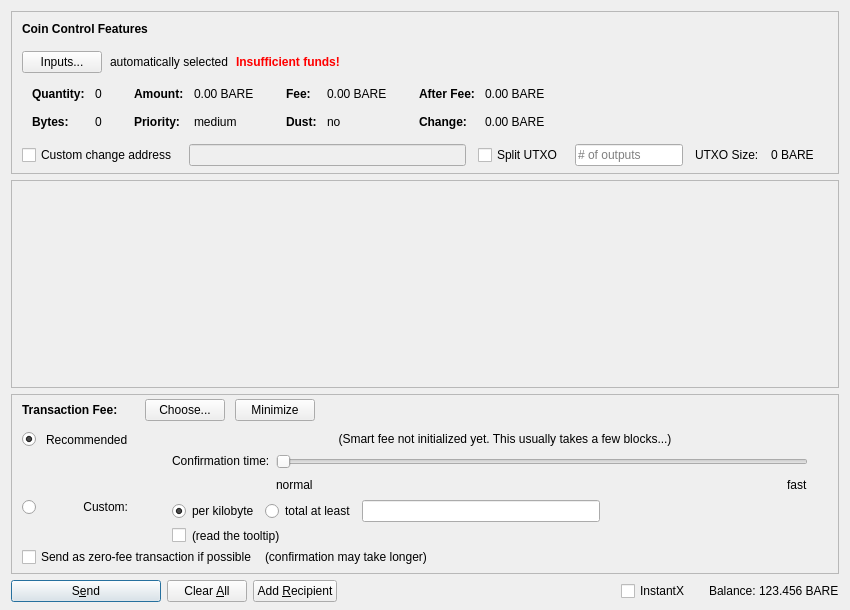
Above: src/qt/forms/sendcoinsdialog.ui from BareCrypto/bare-core before the change. Below: the same form after it.
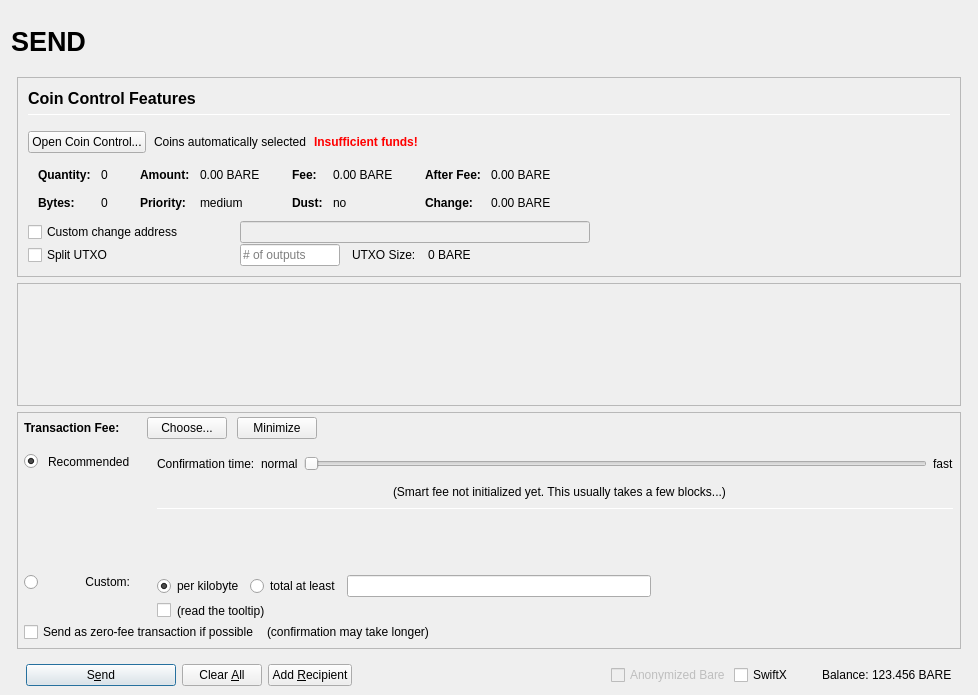
That is the form after the change. Icons and pictures are not drawn. Custom widgets are drawn as their Qt base class.

```diff
--- a/src/qt/forms/sendcoinsdialog.ui
+++ b/src/qt/forms/sendcoinsdialog.ui
@@ -2,20 +2,155 @@
 <ui version="4.0">
  <class>SendCoinsDialog</class>
  <widget class="QDialog" name="SendCoinsDialog">
+  <property name="enabled">
+   <bool>true</bool>
+  </property>
   <property name="geometry">
    <rect>
     <x>0</x>
     <y>0</y>
-    <width>850</width>
-    <height>610</height>
+    <width>978</width>
+    <height>695</height>
    </rect>
   </property>
   <property name="windowTitle">
    <string>Send Coins</string>
   </property>
-  <layout class="QVBoxLayout" name="verticalLayout" stretch="0,1,0,0">
+  <layout class="QVBoxLayout" name="verticalLayout" stretch="0">
    <property name="bottomMargin">
-    <number>8</number>
+    <number>9</number>
+   </property>
+   <item>
+    <layout class="QVBoxLayout" name="verticalLayout_Master" stretch="0,1">
+     <property name="spacing">
+      <number>0</number>
+     </property>
+     <property name="leftMargin">
+      <number>0</number>
+     </property>
+     <property name="topMargin">
+      <number>0</number>
+     </property>
+     <property name="rightMargin">
+      <number>0</number>
+     </property>
+     <property name="bottomMargin">
+      <number>0</number>
+     </property>
+     <item>
+      <widget class="QFrame" name="frame_Header">
+       <layout class="QVBoxLayout" name="verticalLayout_Header" stretch="0">
+        <property name="leftMargin">
+         <number>0</number>
+        </property>
+        <property name="topMargin">
+         <number>0</number>
+        </property>
+        <property name="rightMargin">
+         <number>0</number>
+        </property>
+        <property name="bottomMargin">
+         <number>0</number>
+        </property>
+        <item>
+         <layout class="QHBoxLayout" name="horizontalLayout_Header" stretch="1,0,1">
+          <property name="spacing">
+           <number>6</number>
+          </property>
+          <item>
+           <widget class="QLabel" name="labelOverviewHeaderLeft">
+            <property name="minimumSize">
+             <size>
+              <width>464</width>
+              <height>60</height>
+             </size>
+            </property>
+            <property name="maximumSize">
+             <size>
+              <width>16777215</width>
+              <height>60</height>
+             </size>
+            </property>
+            <property name="font">
+             <font>
+              <pointsize>20</pointsize>
+              <weight>75</weight>
+              <bold>true</bold>
+             </font>
+            </property>
+            <property name="text">
+             <string>SEND</string>
+            </property>
+            <property name="alignment">
+             <set>Qt::AlignLeading|Qt::AlignLeft|Qt::AlignVCenter</set>
+            </property>
+           </widget>
+          </item>
+          <item>
+           <spacer name="horizontalSpacer_Header">
+            <property name="orientation">
+             <enum>Qt::Horizontal</enum>
+            </property>
+            <property name="sizeHint" stdset="0">
+             <size>
+              <width>40</width>
+              <height>20</height>
+             </size>
+            </property>
+           </spacer>
+          </item>
+          <item>
+           <widget class="QLabel" name="labelOverviewHeaderRight">
+            <property name="minimumSize">
+             <size>
+              <width>464</width>
+              <height>60</height>
+             </size>
+            </property>
+            <property name="maximumSize">
+             <size>
+              <width>16777215</width>
+              <height>60</height>
+             </size>
+            </property>
+            <property name="font">
+             <font>
+              <pointsize>14</pointsize>
+             </font>
+            </property>
+            <property name="text">
+             <string/>
+            </property>
+            <property name="alignment">
+             <set>Qt::AlignRight|Qt::AlignTrailing|Qt::AlignVCenter</set>
+            </property>
+           </widget>
+          </item>
+         </layout>
+        </item>
+       </layout>
+      </widget>
+     </item>
+     <item>
+      <widget class="QFrame" name="frame_BG">
+       <property name="minimumSize">
+        <size>
+         <width>0</width>
+         <height>0</height>
+        </size>
+       </property>
+       <layout class="QVBoxLayout" name="layout_BG" stretch="0,0,0,0">
+        <property name="leftMargin">
+         <number>6</number>
+        </property>
+        <property name="topMargin">
+         <number>6</number>
+        </property>
+        <property name="rightMargin">
+         <number>6</number>
+        </property>
+        <property name="bottomMargin">
+         <number>0</number>
    </property>
    <item>
     <widget class="QFrame" name="frameCoinControl">
@@ -51,12 +186,13 @@
        <number>0</number>
       </property>
       <property name="bottomMargin">
-       <number>6</number>
+            <number>0</number>
       </property>
       <item>
-       <layout class="QVBoxLayout" name="verticalLayoutCoinControl" stretch="0,0,0,0,1">
+            <widget class="QFrame" name="frameCoinControl_BG">
+             <layout class="QVBoxLayout" name="verticalLayoutCoinControl" stretch="0,0,0,0,0,0">
         <property name="spacing">
-         <number>0</number>
+               <number>1</number>
         </property>
         <property name="leftMargin">
          <number>10</number>
@@ -70,6 +206,11 @@
            <number>15</number>
           </property>
           <item>
+                 <layout class="QVBoxLayout" name="verticalLayout_3">
+                  <property name="spacing">
+                   <number>6</number>
+                  </property>
+                  <item>
            <widget class="QLabel" name="labelCoinControlFeatures">
             <property name="sizePolicy">
              <sizepolicy hsizetype="Preferred" vsizetype="Maximum">
@@ -77,8 +218,15 @@
               <verstretch>0</verstretch>
              </sizepolicy>
             </property>
+                    <property name="minimumSize">
+                     <size>
+                      <width>0</width>
+                      <height>20</height>
+                     </size>
+                    </property>
             <property name="font">
              <font>
+                      <pointsize>12</pointsize>
               <weight>75</weight>
               <bold>true</bold>
              </font>
@@ -91,6 +239,27 @@
             </property>
            </widget>
           </item>
+                  <item>
+                   <widget class="Line" name="line">
+                    <property name="minimumSize">
+                     <size>
+                      <width>0</width>
+                      <height>1</height>
+                     </size>
+                    </property>
+                    <property name="maximumSize">
+                     <size>
+                      <width>16777215</width>
+                      <height>1</height>
+                     </size>
+                    </property>
+                    <property name="orientation">
+                     <enum>Qt::Horizontal</enum>
+                    </property>
+                   </widget>
+                  </item>
+                 </layout>
+                </item>
          </layout>
         </item>
         <item>
@@ -107,7 +276,7 @@
              <string notr="true"/>
             </property>
             <property name="text">
-             <string>Inputs...</string>
+                   <string>Open Coin Control...</string>
             </property>
             <property name="autoDefault">
              <bool>false</bool>
@@ -117,7 +286,7 @@
           <item>
            <widget class="QLabel" name="labelCoinControlAutomaticallySelected">
             <property name="text">
-             <string>automatically selected</string>
+                   <string>Coins automatically selected</string>
             </property>
             <property name="margin">
              <number>5</number>
@@ -528,7 +697,7 @@
          </widget>
         </item>
         <item>
-         <layout class="QHBoxLayout" name="horizontalLayoutCoinControl4" stretch="0,0,0,0,0,0,0">
+               <layout class="QHBoxLayout" name="horizontalLayoutCoinControl4">
           <property name="spacing">
            <number>12</number>
           </property>
@@ -536,13 +705,31 @@
            <enum>QLayout::SetDefaultConstraint</enum>
           </property>
           <property name="topMargin">
-           <number>5</number>
+                 <number>0</number>
           </property>
           <property name="rightMargin">
-           <number>5</number>
+                 <number>0</number>
           </property>
           <item>
            <widget class="QCheckBox" name="checkBoxCoinControlChange">
+                  <property name="sizePolicy">
+                   <sizepolicy hsizetype="Preferred" vsizetype="Preferred">
+                    <horstretch>0</horstretch>
+                    <verstretch>0</verstretch>
+                   </sizepolicy>
+                  </property>
+                  <property name="minimumSize">
+                   <size>
+                    <width>200</width>
+                    <height>0</height>
+                   </size>
+                  </property>
+                  <property name="maximumSize">
+                   <size>
+                    <width>200</width>
+                    <height>16777215</height>
+                   </size>
+                  </property>
             <property name="toolTip">
              <string>If this is activated, but the change address is empty or invalid, change will be sent to a newly generated address.</string>
             </property>
@@ -557,15 +744,71 @@
              <bool>false</bool>
             </property>
             <property name="sizePolicy">
-             <sizepolicy hsizetype="Expanding" vsizetype="Fixed">
+                   <sizepolicy hsizetype="Preferred" vsizetype="Preferred">
               <horstretch>0</horstretch>
               <verstretch>0</verstretch>
              </sizepolicy>
             </property>
-           </widget>
-          </item>
+                  <property name="minimumSize">
+                   <size>
+                    <width>300</width>
+                    <height>0</height>
+                   </size>
+                  </property>
+                 </widget>
+                </item>
+                <item>
+                 <widget class="QLabel" name="labelCoinControlChangeLabel">
+                  <property name="sizePolicy">
+                   <sizepolicy hsizetype="Preferred" vsizetype="Preferred">
+                    <horstretch>0</horstretch>
+                    <verstretch>0</verstretch>
+                   </sizepolicy>
+                  </property>
+                  <property name="minimumSize">
+                   <size>
+                    <width>100</width>
+                    <height>0</height>
+                   </size>
+                  </property>
+                  <property name="text">
+                   <string/>
+                  </property>
+                  <property name="margin">
+                   <number>3</number>
+                  </property>
+                 </widget>
+                </item>
+               </layout>
+              </item>
+              <item>
+               <layout class="QHBoxLayout" name="horizontalLayoutCoinControl6">
+                <property name="spacing">
+                 <number>12</number>
+                </property>
+                <property name="rightMargin">
+                 <number>0</number>
+                </property>
           <item>
            <widget class="QCheckBox" name="splitBlockCheckBox">
+                  <property name="sizePolicy">
+                   <sizepolicy hsizetype="Preferred" vsizetype="Preferred">
+                    <horstretch>0</horstretch>
+                    <verstretch>0</verstretch>
+                   </sizepolicy>
+                  </property>
+                  <property name="minimumSize">
+                   <size>
+                    <width>200</width>
+                    <height>0</height>
+                   </size>
+                  </property>
+                  <property name="maximumSize">
+                   <size>
+                    <width>200</width>
+                    <height>16777215</height>
+                   </size>
+                  </property>
             <property name="text">
              <string>Split UTXO</string>
             </property>
@@ -574,11 +817,23 @@
           <item>
            <widget class="QLineEdit" name="splitBlockLineEdit">
             <property name="sizePolicy">
-             <sizepolicy hsizetype="Fixed" vsizetype="Fixed">
+                   <sizepolicy hsizetype="Preferred" vsizetype="Preferred">
               <horstretch>50</horstretch>
               <verstretch>0</verstretch>
              </sizepolicy>
             </property>
+                  <property name="minimumSize">
+                   <size>
+                    <width>100</width>
+                    <height>0</height>
+                   </size>
+                  </property>
+                  <property name="maximumSize">
+                   <size>
+                    <width>100</width>
+                    <height>16777215</height>
+                   </size>
+                  </property>
             <property name="placeholderText">
              <string># of outputs</string>
             </property>
@@ -599,26 +854,17 @@
            </widget>
           </item>
           <item>
-           <widget class="QLabel" name="labelCoinControlChangeLabel">
-            <property name="sizePolicy">
-             <sizepolicy hsizetype="Preferred" vsizetype="Expanding">
-              <horstretch>0</horstretch>
-              <verstretch>0</verstretch>
-             </sizepolicy>
-            </property>
-            <property name="minimumSize">
+                 <spacer name="horizontalSpacer_7">
+                  <property name="orientation">
+                   <enum>Qt::Horizontal</enum>
+                  </property>
+                  <property name="sizeHint" stdset="0">
              <size>
-              <width>0</width>
-              <height>0</height>
-             </size>
-            </property>
-            <property name="text">
-             <string/>
-            </property>
-            <property name="margin">
-             <number>3</number>
-            </property>
-           </widget>
+                    <width>40</width>
+                    <height>20</height>
+                   </size>
+                  </property>
+                 </spacer>
           </item>
          </layout>
         </item>
@@ -636,6 +882,7 @@
          </spacer>
         </item>
        </layout>
+            </widget>
       </item>
      </layout>
     </widget>
@@ -650,8 +897,8 @@
        <rect>
         <x>0</x>
         <y>0</y>
-        <width>830</width>
-        <height>118</height>
+             <width>944</width>
+             <height>68</height>
        </rect>
       </property>
       <layout class="QVBoxLayout" name="verticalLayout_2" stretch="0,1">
@@ -733,11 +980,14 @@
          <number>0</number>
         </property>
         <property name="leftMargin">
-         <number>10</number>
+              <number>6</number>
         </property>
         <property name="topMargin">
          <number>0</number>
         </property>
+             <property name="rightMargin">
+              <number>6</number>
+             </property>
         <item>
          <layout class="QHBoxLayout" name="horizontalLayoutFee1">
           <property name="bottomMargin">
@@ -879,7 +1129,61 @@
              <property name="verticalSpacing">
               <number>4</number>
              </property>
-             <item row="2" column="4">
+                  <item row="2" column="0">
+                   <layout class="QVBoxLayout" name="verticalLayoutFee4" stretch="0">
+                    <item>
+                     <spacer name="verticalSpacer_2">
+                      <property name="orientation">
+                       <enum>Qt::Vertical</enum>
+                      </property>
+                      <property name="sizeHint" stdset="0">
+                       <size>
+                        <width>1</width>
+                        <height>1</height>
+                       </size>
+                      </property>
+                     </spacer>
+                    </item>
+                   </layout>
+                  </item>
+                  <item row="3" column="0">
+                   <layout class="QVBoxLayout" name="verticalLayoutFee9" stretch="0,1">
+                    <item>
+                     <widget class="QRadioButton" name="radioCustomFee">
+                      <property name="text">
+                       <string/>
+                      </property>
+                      <attribute name="buttonGroup">
+                       <string notr="true">groupFee</string>
+                      </attribute>
+                     </widget>
+                    </item>
+                    <item>
+                     <spacer name="verticalSpacer_6">
+                      <property name="orientation">
+                       <enum>Qt::Vertical</enum>
+                      </property>
+                      <property name="sizeHint" stdset="0">
+                       <size>
+                        <width>1</width>
+                        <height>1</height>
+                       </size>
+                      </property>
+                     </spacer>
+                    </item>
+                   </layout>
+                  </item>
+                  <item row="3" column="1">
+                   <widget class="QLabel" name="labelCustomFee">
+                    <property name="text">
+                     <string>Custom:</string>
+                    </property>
+                    <property name="alignment">
+                     <set>Qt::AlignRight|Qt::AlignTop|Qt::AlignTrailing</set>
+                    </property>
+                   </widget>
+                  </item>
+                  <item row="3" column="4">
               <layout class="QVBoxLayout" name="verticalLayoutFee8">
                <property name="spacing">
                 <number>6</number>
@@ -978,80 +1282,27 @@
                </item>
               </layout>
              </item>
-             <item row="1" column="0">
-              <layout class="QVBoxLayout" name="verticalLayoutFee4" stretch="1">
-               <item>
-                <spacer name="verticalSpacer_2">
-                 <property name="orientation">
-                  <enum>Qt::Vertical</enum>
-                 </property>
-                 <property name="sizeHint" stdset="0">
-                  <size>
-                   <width>1</width>
-                   <height>1</height>
-                  </size>
-                 </property>
-                </spacer>
-               </item>
-              </layout>
-             </item>
-             <item row="2" column="0">
-              <layout class="QVBoxLayout" name="verticalLayoutFee9" stretch="0,1">
-               <item>
-                <widget class="QRadioButton" name="radioCustomFee">
+                  <item row="1" column="1">
+                   <widget class="QLabel" name="labelSmartFee_2">
                  <property name="text">
-                  <string/>
-                 </property>
-                 <attribute name="buttonGroup">
-                  <string notr="true">groupFee</string>
-                 </attribute>
-                </widget>
-               </item>
-               <item>
-                <spacer name="verticalSpacer_6">
-                 <property name="orientation">
-                  <enum>Qt::Vertical</enum>
-                 </property>
-                 <property name="sizeHint" stdset="0">
-                  <size>
-                   <width>1</width>
-                   <height>1</height>
-                  </size>
-                 </property>
-                </spacer>
-               </item>
-              </layout>
-             </item>
-             <item row="1" column="4">
-              <layout class="QVBoxLayout" name="verticalLayoutFee3" stretch="0,0,1">
+                     <string>Recommended</string>
+                    </property>
+                   </widget>
+                  </item>
+                  <item row="0" column="4" rowspan="3">
+                   <layout class="QVBoxLayout" name="verticalLayoutFee3" stretch="0,0,0,0,1,0">
                <property name="spacing">
                 <number>6</number>
                </property>
                <property name="topMargin">
                 <number>2</number>
                </property>
-               <item>
-                <layout class="QHBoxLayout" name="horizontalLayoutFee12">
-                 <item>
-                  <spacer name="horizontalSpacer_5">
-                   <property name="orientation">
-                    <enum>Qt::Horizontal</enum>
-                   </property>
-                   <property name="sizeHint" stdset="0">
-                    <size>
-                     <width>1</width>
-                     <height>1</height>
-                    </size>
-                   </property>
-                  </spacer>
-                 </item>
-                </layout>
-               </item>
+                    <property name="bottomMargin">
+                     <number>20</number>
+                    </property>
                <item>
                 <layout class="QHBoxLayout" name="horizontalLayoutFee9">
                  <item>
-                  <layout class="QVBoxLayout" name="verticalLayoutFee6">
-                   <item>
                     <widget class="QLabel" name="labelSmartFee3">
                      <property name="text">
                       <string>Confirmation time:</string>
@@ -1062,27 +1313,23 @@
                     </widget>
                    </item>
                    <item>
-                    <spacer name="verticalSpacer_3">
-                     <property name="orientation">
-                      <enum>Qt::Vertical</enum>
-                     </property>
-                     <property name="sizeHint" stdset="0">
-                      <size>
-                       <width>1</width>
-                       <height>1</height>
-                      </size>
-                     </property>
-                    </spacer>
-                   </item>
-                  </layout>
-                 </item>
-                 <item>
-                  <layout class="QVBoxLayout" name="verticalLayoutFee5">
-                   <property name="rightMargin">
-                    <number>30</number>
-                   </property>
+                       <widget class="QLabel" name="labelSmartFeeNormal">
+                        <property name="text">
+                         <string>normal</string>
+                        </property>
+                        <property name="margin">
+                         <number>2</number>
+                        </property>
+                       </widget>
+                      </item>
                    <item>
                     <widget class="QSlider" name="sliderSmartFee">
+                        <property name="minimumSize">
+                         <size>
+                          <width>0</width>
+                          <height>24</height>
+                         </size>
+                        </property>
                      <property name="minimum">
                       <number>0</number>
                      </property>
@@ -1110,28 +1357,6 @@
                     </widget>
                    </item>
                    <item>
-                    <layout class="QHBoxLayout" name="horizontalLayoutFee10">
-                     <item>
-                      <widget class="QLabel" name="labelSmartFeeNormal">
-                       <property name="text">
-                        <string>normal</string>
-                       </property>
-                      </widget>
-                     </item>
-                     <item>
-                      <spacer name="horizontalSpacer_3">
-                       <property name="orientation">
-                        <enum>Qt::Horizontal</enum>
-                       </property>
-                       <property name="sizeHint" stdset="0">
-                        <size>
-                         <width>40</width>
-                         <height>20</height>
-                        </size>
-                       </property>
-                      </spacer>
-                     </item>
-                     <item>
                       <widget class="QLabel" name="labelSmartFeeFast">
                        <property name="text">
                         <string>fast</string>
@@ -1140,81 +1365,148 @@
                      </item>
                     </layout>
                    </item>
-                  </layout>
-                 </item>
-                </layout>
-               </item>
                <item>
-                <spacer name="verticalSpacer_4">
+                     <layout class="QHBoxLayout" name="horizontalLayout_recommended_texts">
+                      <property name="spacing">
+                       <number>0</number>
+                      </property>
+                      <item>
+                       <spacer name="horizontalSpacer_8">
                  <property name="orientation">
-                  <enum>Qt::Vertical</enum>
+                         <enum>Qt::Horizontal</enum>
                  </property>
                  <property name="sizeHint" stdset="0">
                   <size>
-                   <width>1</width>
-                   <height>1</height>
+                          <width>40</width>
+                          <height>20</height>
                   </size>
                  </property>
                 </spacer>
                </item>
-              </layout>
-             </item>
-             <item row="0" column="1">
-              <widget class="QLabel" name="labelSmartFee_2">
-               <property name="text">
-                <string>Recommended</string>
-               </property>
-              </widget>
-             </item>
-             <item row="0" column="0">
-              <widget class="QRadioButton" name="radioSmartFee">
-               <property name="text">
-                <string/>
-               </property>
-               <property name="checked">
-                <bool>true</bool>
-               </property>
-               <attribute name="buttonGroup">
-                <string notr="true">groupFee</string>
-               </attribute>
-              </widget>
-             </item>
-             <item row="2" column="1">
-              <widget class="QLabel" name="labelCustomFee">
-               <property name="text">
-                <string>Custom:</string>
-               </property>
-               <property name="alignment">
-                <set>Qt::AlignRight|Qt::AlignTop|Qt::AlignTrailing</set>
-               </property>
-              </widget>
-             </item>
-             <item row="0" column="2">
-              <widget class="QLabel" name="labelSmartFee">
-               <property name="text">
-                <string/>
-               </property>
-               <property name="margin">
-                <number>2</number>
-               </property>
-              </widget>
-             </item>
-             <item row="0" column="3">
+                      <item>
               <widget class="QLabel" name="labelFeeEstimation">
                <property name="text">
                 <string/>
                </property>
-              </widget>
-             </item>
-             <item row="0" column="4">
+                        <property name="margin">
+                         <number>2</number>
+                        </property>
+                       </widget>
+                      </item>
+                      <item>
               <widget class="QLabel" name="labelSmartFee2">
                <property name="text">
                 <string>(Smart fee not initialized yet. This usually takes a few blocks...)</string>
                </property>
                <property name="alignment">
-                <set>Qt::AlignHCenter</set>
+                         <set>Qt::AlignLeading|Qt::AlignLeft|Qt::AlignVCenter</set>
                </property>
                <property name="wordWrap">
+                         <bool>false</bool>
+                        </property>
+                        <property name="margin">
+                         <number>2</number>
+                        </property>
+                        <property name="indent">
+                         <number>-1</number>
+                        </property>
+                       </widget>
+                      </item>
+                      <item>
+                       <spacer name="horizontalSpacer_3">
+                        <property name="orientation">
+                         <enum>Qt::Horizontal</enum>
+                        </property>
+                        <property name="sizeHint" stdset="0">
+                         <size>
+                          <width>40</width>
+                          <height>20</height>
+                         </size>
+                        </property>
+                       </spacer>
+                      </item>
+                     </layout>
+                    </item>
+                    <item>
+                     <widget class="Line" name="line_2">
+                      <property name="minimumSize">
+                       <size>
+                        <width>0</width>
+                        <height>1</height>
+                       </size>
+                      </property>
+                      <property name="maximumSize">
+                       <size>
+                        <width>16777215</width>
+                        <height>1</height>
+                       </size>
+                      </property>
+                      <property name="orientation">
+                       <enum>Qt::Horizontal</enum>
+                      </property>
+                     </widget>
+                    </item>
+                    <item>
+                     <layout class="QHBoxLayout" name="horizontalLayoutFee12">
+                      <item>
+                       <spacer name="horizontalSpacer_5">
+                        <property name="orientation">
+                         <enum>Qt::Horizontal</enum>
+                        </property>
+                        <property name="sizeHint" stdset="0">
+                         <size>
+                          <width>1</width>
+                          <height>1</height>
+                         </size>
+                        </property>
+                       </spacer>
+                      </item>
+                     </layout>
+                    </item>
+                    <item>
+                     <spacer name="verticalSpacer_4">
+                      <property name="orientation">
+                       <enum>Qt::Vertical</enum>
+                      </property>
+                      <property name="sizeHint" stdset="0">
+                       <size>
+                        <width>1</width>
+                        <height>1</height>
+                       </size>
+                      </property>
+                     </spacer>
+                    </item>
+                    <item>
+                     <spacer name="verticalSpacer_3">
+                      <property name="orientation">
+                       <enum>Qt::Vertical</enum>
+                      </property>
+                      <property name="sizeHint" stdset="0">
+                       <size>
+                        <width>20</width>
+                        <height>40</height>
+                       </size>
+                      </property>
+                     </spacer>
+                    </item>
+                   </layout>
+                  </item>
+                  <item row="1" column="2">
+                   <widget class="QLabel" name="labelSmartFee">
+                    <property name="text">
+                     <string/>
+                    </property>
+                    <property name="margin">
+                     <number>2</number>
+                    </property>
+                   </widget>
+                  </item>
+                  <item row="1" column="0">
+                   <widget class="QRadioButton" name="radioSmartFee">
+                    <property name="text">
+                     <string/>
+                    </property>
+                    <property name="checked">
                 <bool>true</bool>
                </property>
                <property name="margin">
@@ -1299,7 +1591,11 @@
     </widget>
    </item>
    <item>
+         <widget class="QFrame" name="frame_Send">
     <layout class="QHBoxLayout" name="horizontalLayout">
+           <property name="bottomMargin">
+            <number>0</number>
+           </property>
      <item>
       <widget class="QPushButton" name="sendButton">
        <property name="minimumSize">
@@ -1385,7 +1681,17 @@
         <number>3</number>
        </property>
        <item>
-        <widget class="QCheckBox" name="checkInstantX">
+              <widget class="QCheckBox" name="checkzBARE">
+               <property name="enabled">
+                <bool>false</bool>
+               </property>
+               <property name="text">
+                <string>Anonymized Bare</string>
+               </property>
+              </widget>
+             </item>
+             <item>
+              <widget class="QCheckBox" name="checkSwiftTX">
          <property name="enabled">
           <bool>true</bool>
          </property>
@@ -1396,7 +1702,7 @@
           </size>
          </property>
          <property name="text">
-          <string>InstantX</string>
+                <string>SwiftX</string>
          </property>
         </widget>
        </item>
@@ -1429,6 +1735,12 @@
       </layout>
      </item>
     </layout>
+         </widget>
+        </item>
+       </layout>
+      </widget>
+     </item>
+    </layout>
    </item>
   </layout>
  </widget>
```
Left out of the diff: 10 changed lines with no effect on the pictures. Lines whose indentation alone changed are shown as unchanged.
